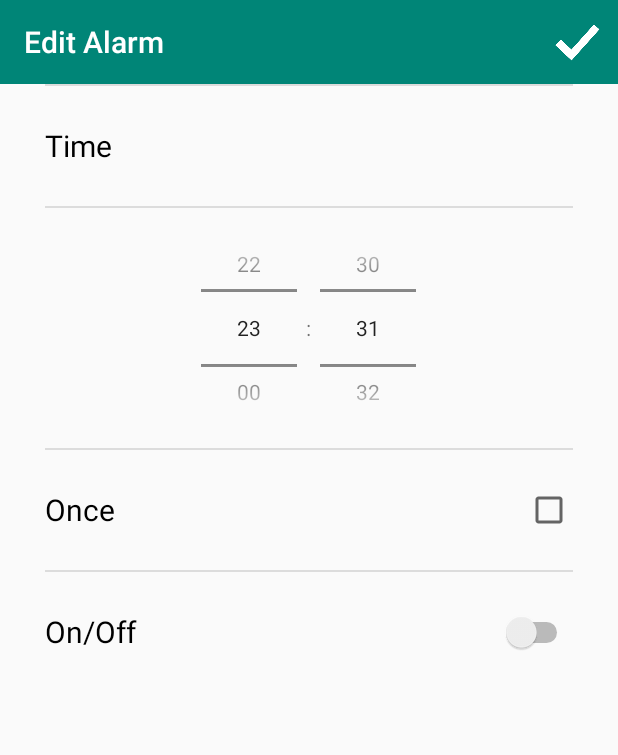
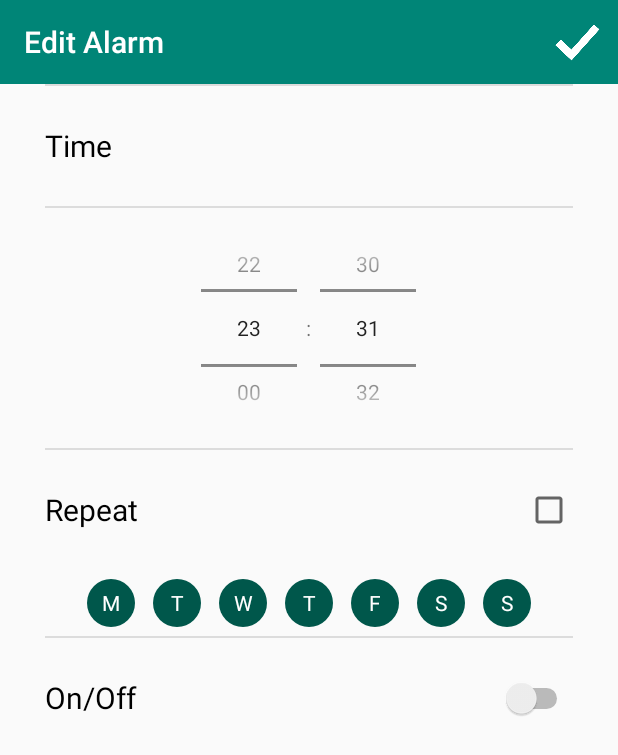
Before and after one commit to 95seregaK/Alarmus, an Android app: the EditAlarmActivity screen opened directly, with no data from a screen before it, on a phone screen of 412 x 824 dp. Shown: the top 755 px of the screen. Run offline under Robolectric (Android 15) with nearby library versions, the phone set to English and light mode, and no system bars; libraries missing offline, so code that uses them is left out: com.wefika.horizontalpicker; 18 statements that could not run were skipped.

Commit message:
Merge remote-tracking branch 'origin/master' into master

```diff
--- a/app/build.gradle
+++ b/app/build.gradle
@@ -29,14 +29,14 @@ dependencies {
     implementation 'com.moodysalem:LatLongToTimezoneMaven:1.2'
     implementation fileTree(dir: 'libs', include: ['*.jar'])
     implementation 'androidx.appcompat:appcompat:1.2.0'
-    implementation 'androidx.constraintlayout:constraintlayout:2.0.1'
+    implementation 'androidx.constraintlayout:constraintlayout:2.0.2'
     implementation 'org.osmdroid:osmdroid-android:6.1.8'
     implementation 'com.github.MKergall:osmbonuspack:6.6.0'
-    implementation 'com.google.android.material:material:1.0.0-alpha1'
+    implementation 'com.google.android.material:material:1.3.0-alpha03'
     implementation 'com.afollestad:aesthetic:0.7.2'
     implementation 'io.reactivex.rxjava2:rxjava:2.2.6'
     implementation 'com.google.android.material:material:1.2.1'
-    implementation 'com.google.android.gms:play-services-location:17.0.0'
+    implementation 'com.google.android.gms:play-services-location:17.1.0'
     implementation 'androidx.coordinatorlayout:coordinatorlayout:1.1.0'
     implementation 'com.wefika:horizontal-picker:1.1.1'
     testImplementation 'junit:junit:4.13'
--- a/app/src/main/java/com/siarhei/alarmus/activities/EditAlarmActivity.java
+++ b/app/src/main/java/com/siarhei/alarmus/activities/EditAlarmActivity.java
@@ -3,6 +3,7 @@ package com.siarhei.alarmus.activities;
 import android.app.TimePickerDialog;
 import android.content.Intent;
 import android.os.Bundle;
+import android.util.Log;
 import android.view.View;
 import android.widget.CheckBox;
 import android.widget.CompoundButton;
@@ -19,10 +20,11 @@ import androidx.appcompat.app.AppCompatActivity;
 import androidx.appcompat.widget.Toolbar;
 
 import com.siarhei.alarmus.R;
-import com.siarhei.alarmus.data.AlarmData;
+import com.siarhei.alarmus.data.Alarm;
 import com.siarhei.alarmus.data.AlarmPreferences;
 import com.siarhei.alarmus.data.SunAlarm;
 import com.siarhei.alarmus.sun.SunInfo;
+import com.siarhei.alarmus.views.CircleCheckBox;
 import com.siarhei.alarmus.views.DelayPicker;
 
 import java.util.Calendar;
@@ -39,13 +41,13 @@ public class EditAlarmActivity extends AppCompatActivity implements CompoundButt
     private TextView timeView;
     private TextView locationView;
     private Switch alarmSwitch;
-    private AlarmData currentAlarm;
+    private Alarm currentAlarm;
     private TimePicker timePicker;
     public AlarmPreferences preferences;
     private ImageButton plusBtn;
     private ImageButton minusBtn;
     private ImageButton saveBtn;
-    private CheckBox onceChk;
+    private CheckBox repeatChk;
     private RadioGroup radioSunMode;
     private RadioButton radioSunrise;
     private RadioButton radioSunset;
@@ -53,11 +55,12 @@ public class EditAlarmActivity extends AppCompatActivity implements CompoundButt
     private double lat;
     private double lon;
     private int alarm_type;
+    private CircleCheckBox checkDay1, checkDay2, checkDay3, checkDay4, checkDay5, checkDay6, checkDay7;
 
     @Override
     protected void onCreate(Bundle savedInstanceState) {
         super.onCreate(savedInstanceState);
-        setContentView(R.layout.activity_add_alarm);
+        setContentView(R.layout.activity_edit_alarm);
         Toolbar toolbar = (Toolbar) findViewById(R.id.add_alarm_toolbar);
         setSupportActionBar(toolbar);
 
@@ -65,34 +68,44 @@ public class EditAlarmActivity extends AppCompatActivity implements CompoundButt
         timeView = (TextView) findViewById(R.id.timeView);
         locationView = (TextView) findViewById(R.id.btn_location);
         timePicker = (TimePicker) findViewById(R.id.timePicker);
-        onceChk = (CheckBox) findViewById(R.id.onceCheck);
+        repeatChk = (CheckBox) findViewById(R.id.repeatCheck);
         saveBtn = (ImageButton) findViewById(R.id.save_button);
         radioSunMode = (RadioGroup) findViewById(R.id.radioSunMode);
         radioSunrise = (RadioButton) findViewById(R.id.radioSunrise);
         radioSunset = (RadioButton) findViewById(R.id.radioSunset);
         delayPicker = (DelayPicker) findViewById(R.id.delay_picker);
-
+        checkDay1 = (CircleCheckBox) findViewById(R.id.check_day1);
+        checkDay2 = (CircleCheckBox) findViewById(R.id.check_day2);
+        checkDay3 = (CircleCheckBox) findViewById(R.id.check_day3);
+        checkDay4 = (CircleCheckBox) findViewById(R.id.check_day4);
+        checkDay5 = (CircleCheckBox) findViewById(R.id.check_day5);
+        checkDay6 = (CircleCheckBox) findViewById(R.id.check_day6);
+        checkDay7 = (CircleCheckBox) findViewById(R.id.check_day7);
 
         timePicker.setIs24HourView(true);
         //plusBtn.setOnClickListener(this);
         //minusBtn.setOnClickListener(this);
+        repeatChk.setOnCheckedChangeListener(this);
         saveBtn.setOnClickListener(this);
         locationView.setOnClickListener(this);
 
         preferences = AlarmPreferences.getInstance(this);
-        currentAlarm = (AlarmData) getIntent().getParcelableExtra(MainActivity.ALARM_EDITING);
+        currentAlarm = (Alarm) getIntent().getParcelableExtra(MainActivity.ALARM_EDITING);
         Toast.makeText(getApplicationContext(), currentAlarm.getId() + "",
                 Toast.LENGTH_SHORT).show();
         alarm_type = (currentAlarm instanceof SunAlarm) ?
                 AlarmPreferences.SUN_TYPE : AlarmPreferences.SIMPLE_TYPE;
         updateView(alarm_type);
-
+        Log.d("WEEK", AlarmPreferences.toInteger(
+                new boolean[]{false, false, false, true, false, false, false}) + " day of week");
         //alarmSwitch.setOnCheckedChangeListener(this);
     }
 
     @Override
     public void onCheckedChanged(CompoundButton compoundButton, boolean b) {
-
+        if (compoundButton.getId() == R.id.repeatCheck) {
+            findViewById(R.id.view_week).setVisibility(b ? View.VISIBLE : View.GONE);
+        }
     }
 
     @Override
@@ -129,8 +142,12 @@ public class EditAlarmActivity extends AppCompatActivity implements CompoundButt
     private void save() {
         currentAlarm.setEnable(alarmSwitch.isChecked());
         currentAlarm.setTime(timePicker.getCurrentHour(), timePicker.getCurrentMinute());
-        currentAlarm.setOnce(onceChk.isChecked());
+        currentAlarm.setRepeat(repeatChk.isChecked());
+        boolean days[] = {checkDay1.isChecked(), checkDay2.isChecked(), checkDay3.isChecked(),
+                checkDay4.isChecked(), checkDay5.isChecked(), checkDay6.isChecked(), checkDay7.isChecked()};
+        currentAlarm.setDays(days);
         currentAlarm.cancelAlarm(this);
+
         if (currentAlarm.isEnabled()) currentAlarm.setAlarm(this);
         preferences.writeAlarm(currentAlarm);
         //Toast.makeText(this, "Будильник!!!", Toast.LENGTH_SHORT).show();
@@ -186,10 +203,22 @@ public class EditAlarmActivity extends AppCompatActivity implements CompoundButt
         }
 
         alarmSwitch.setChecked(currentAlarm.isEnabled());
-        onceChk.setChecked(currentAlarm.isOnce());
+        repeatChk.setChecked(currentAlarm.isRepeat());
+        setDays();
+        findViewById(R.id.view_week).setVisibility(currentAlarm.isRepeat() ? View.VISIBLE : View.GONE);
         timePicker.setCurrentHour(currentAlarm.getHour());
         timePicker.setCurrentMinute(currentAlarm.getMinute());
         timeView.setText(currentAlarm.toString());
     }
 
+    private void setDays() {
+        checkDay1.setChecked(currentAlarm.getDays()[0]);
+        checkDay2.setChecked(currentAlarm.getDays()[1]);
+        checkDay3.setChecked(currentAlarm.getDays()[2]);
+        checkDay4.setChecked(currentAlarm.getDays()[3]);
+        checkDay5.setChecked(currentAlarm.getDays()[4]);
+        checkDay6.setChecked(currentAlarm.getDays()[5]);
+        checkDay7.setChecked(currentAlarm.getDays()[6]);
+    }
+
 }
--- a/app/src/main/java/com/siarhei/alarmus/data/SunAlarm.java
+++ b/app/src/main/java/com/siarhei/alarmus/data/SunAlarm.java
@@ -6,7 +6,7 @@ import com.siarhei.alarmus.sun.SunInfo;
 
 import java.util.Calendar;
 
-public class SunAlarm extends AlarmData {
+public class SunAlarm extends Alarm {
     public static final int MODE_SUNRISE = 1;
     public static final int MODE_SUNSET = 2;
     public static final Creator<SunAlarm> CREATOR = new Creator<SunAlarm>() {
@@ -24,7 +24,7 @@ public class SunAlarm extends AlarmData {
     protected double latitude;
     protected double longitude;
 
-    protected SunAlarm(Parcel in) {
+    public SunAlarm(Parcel in) {
         super(in);
         sunMode = in.readInt();
         latitude = in.readDouble();
--- a/app/src/main/java/com/siarhei/alarmus/receivers/AlarmReceiver.java
+++ b/app/src/main/java/com/siarhei/alarmus/receivers/AlarmReceiver.java
@@ -6,7 +6,7 @@ import android.content.Context;
 import android.content.Intent;
 
 import com.siarhei.alarmus.activities.EditAlarmActivity;
-import com.siarhei.alarmus.data.AlarmData;
+import com.siarhei.alarmus.data.Alarm;
 
 public class AlarmReceiver extends BroadcastReceiver {
     private NotificationManager nm;
@@ -33,7 +33,7 @@ public class AlarmReceiver extends BroadcastReceiver {
         alarmIntent.setAction(intent.getAction());*/
 
         Intent alarmIntent = new Intent("android.intent.action.ALARM");
-        alarmIntent.putExtra(AlarmData.ID, intent.getIntExtra(EditAlarmActivity.ID, 0));
+        alarmIntent.putExtra(Alarm.ID, intent.getIntExtra(EditAlarmActivity.ID, 0));
         context.startActivity(alarmIntent);
 
     }
--- a/app/src/main/java/com/siarhei/alarmus/receivers/BootReceiver.java
+++ b/app/src/main/java/com/siarhei/alarmus/receivers/BootReceiver.java
@@ -5,7 +5,7 @@ import android.content.Context;
 import android.content.Intent;
 import android.widget.Toast;
 
-import com.siarhei.alarmus.data.AlarmData;
+import com.siarhei.alarmus.data.Alarm;
 import com.siarhei.alarmus.data.AlarmPreferences;
 
 import java.util.List;
@@ -15,8 +15,8 @@ public class BootReceiver extends BroadcastReceiver {
     public void onReceive(Context context, Intent intent) {
         Toast.makeText(context, "BOOT! " + toString(), Toast.LENGTH_LONG).show();
         AlarmPreferences preferences = AlarmPreferences.getInstance(context);
-        List<AlarmData> alarms = preferences.readAllAlarms();
-        for (AlarmData alarm : alarms) {
+        List<Alarm> alarms = preferences.readAllAlarms();
+        for (Alarm alarm : alarms) {
             if(alarm.isEnabled())alarm.setAlarm(context);
         }
     }
--- /dev/null
+++ b/app/src/main/java/com/siarhei/alarmus/views/CircleCheckBox.java
@@ -0,0 +1,71 @@
+package com.siarhei.alarmus.views;
+
+import android.content.Context;
+import android.util.AttributeSet;
+import android.view.Gravity;
+import android.view.View;
+
+import androidx.annotation.Nullable;
+
+import com.siarhei.alarmus.R;
+
+public class CircleCheckBox extends androidx.appcompat.widget.AppCompatTextView
+        implements View.OnClickListener {
+    private boolean checked;
+    private OnCheckedChangeListener onCheckedChangeListener;
+
+    public CircleCheckBox(Context context) {
+        super(context);
+        init();
+    }
+
+    public CircleCheckBox(Context context, @Nullable AttributeSet attrs) {
+        super(context, attrs);
+        init();
+    }
+
+    public CircleCheckBox(Context context, @Nullable AttributeSet attrs, int defStyleAttr) {
+        super(context, attrs, defStyleAttr);
+        init();
+    }
+
+    public void init() {
+        setOnClickListener(this);
+        setChecked(true);
+        setGravity(Gravity.CENTER);
+    }
+
+    public boolean isChecked() {
+        return checked;
+    }
+
+    public void setChecked(boolean b) {
+        if (b) {
+            setBackground(getResources().getDrawable(R.drawable.circle_check_checked));
+            setTextColor(getResources().getColor(R.color.color_text_circle_check_checked));
+        } else {
+            setBackground(getResources().getDrawable(R.drawable.circle_check_unchecked));
+            setTextColor(getResources().getColor(R.color.color_text_circle_check_unchecked));
+        }
+        this.checked = b;
+        if (onCheckedChangeListener != null) onCheckedChangeListener.onCheckedChanged(this, b);
+    }
+
+    @Override
+    public void onClick(View v) {
+        if (checked) setChecked(false);
+        else setChecked(true);
+    }
+
+    public OnCheckedChangeListener getOnCheckedChangeListener() {
+        return onCheckedChangeListener;
+    }
+
+    public void setOnCheckedChangeListener(OnCheckedChangeListener onCheckedChangeListener) {
+        this.onCheckedChangeListener = onCheckedChangeListener;
+    }
+
+    public interface OnCheckedChangeListener {
+        public void onCheckedChanged(CircleCheckBox view, boolean checked);
+    }
+}
--- /dev/null
+++ b/app/src/main/res/drawable/circle_check_checked.xml
@@ -0,0 +1,8 @@
+<?xml version="1.0" encoding="utf-8"?>
+<selector xmlns:android="http://schemas.android.com/apk/res/android">
+    <item android:state_pressed="false">
+        <shape android:shape="oval">
+            <solid android:color="@color/color_circle_check_checked"/>
+        </shape>
+    </item>
+</selector>
--- /dev/null
+++ b/app/src/main/res/drawable/circle_check_unchecked.xml
@@ -0,0 +1,8 @@
+<?xml version="1.0" encoding="utf-8"?>
+<selector xmlns:android="http://schemas.android.com/apk/res/android">
+    <item android:state_pressed="false">
+        <shape android:shape="oval">
+            <solid android:color="@color/color_circle_check_unchecked"/>
+        </shape>
+    </item>
+</selector>
--- a/app/src/main/res/layout/activity_add_alarm.xml
+++ b/app/src/main/res/layout/activity_edit_alarm.xml
@@ -117,13 +117,68 @@
                     android:background="?android:attr/listDivider" />
 
                 <CheckBox
-                    android:id="@+id/onceCheck"
+                    android:id="@+id/repeatCheck"
                     android:layout_width="match_parent"
                     android:layout_height="@dimen/default_height"
                     android:layoutDirection="rtl"
-                    android:text="Once"
+                    android:text="Repeat"
                     android:textSize="@dimen/add_alarm_text_size" />
+                <LinearLayout
+                    android:id="@+id/view_week"
+                    android:layout_width="match_parent"
+                    android:layout_height="wrap_content"
+                    android:gravity="center"
+                    android:orientation="horizontal">
 
+                    <com.siarhei.alarmus.views.CircleCheckBox
+                        android:id="@+id/check_day1"
+                        android:layout_width="@dimen/text_check_size"
+                        android:layout_height="@dimen/text_check_size"
+                        android:layout_margin="@dimen/text_check_margin"
+                        android:text="M" />
+
+                    <com.siarhei.alarmus.views.CircleCheckBox
+                        android:id="@+id/check_day2"
+                        android:layout_width="@dimen/text_check_size"
+                        android:layout_height="@dimen/text_check_size"
+                        android:layout_margin="@dimen/text_check_margin"
+                        android:text="T" />
+
+                    <com.siarhei.alarmus.views.CircleCheckBox
+                        android:id="@+id/check_day3"
+                        android:layout_width="@dimen/text_check_size"
+                        android:layout_height="@dimen/text_check_size"
+                        android:layout_margin="@dimen/text_check_margin"
+                        android:text="W" />
+
+                    <com.siarhei.alarmus.views.CircleCheckBox
+                        android:id="@+id/check_day4"
+                        android:layout_width="@dimen/text_check_size"
+                        android:layout_height="@dimen/text_check_size"
+                        android:layout_margin="@dimen/text_check_margin"
+                        android:text="T" />
+
+                    <com.siarhei.alarmus.views.CircleCheckBox
+                        android:id="@+id/check_day5"
+                        android:layout_width="@dimen/text_check_size"
+                        android:layout_height="@dimen/text_check_size"
+                        android:layout_margin="@dimen/text_check_margin"
+                        android:text="F" />
+
+                    <com.siarhei.alarmus.views.CircleCheckBox
+                        android:id="@+id/check_day6"
+                        android:layout_width="@dimen/text_check_size"
+                        android:layout_height="@dimen/text_check_size"
+                        android:layout_margin="@dimen/text_check_margin"
+                        android:text="S" />
+
+                    <com.siarhei.alarmus.views.CircleCheckBox
+                        android:id="@+id/check_day7"
+                        android:layout_width="@dimen/text_check_size"
+                        android:layout_height="@dimen/text_check_size"
+                        android:layout_margin="@dimen/text_check_margin"
+                        android:text="S"/>
+                </LinearLayout>
                 <View
                     android:layout_width="match_parent"
                     android:layout_height="1dp"
@@ -137,6 +192,7 @@
                     android:textSize="@dimen/add_alarm_text_size" />
 
 
+
             </LinearLayout>
 
         </RelativeLayout>
--- a/app/src/main/res/layout/alarm_row.xml
+++ b/app/src/main/res/layout/alarm_row.xml
@@ -13,7 +13,7 @@
         android:clickable="true"
         android:foreground="?selectableItemBackground"
         android:orientation="horizontal"
-     android:padding="@dimen/toolbar_button_margin">
+        android:padding="@dimen/toolbar_button_margin">
 
         <TextView
             android:id="@+id/row_time"
--- a/app/src/main/res/values/colors.xml
+++ b/app/src/main/res/values/colors.xml
@@ -8,12 +8,16 @@
     <color name="white">#FFFFFF</color>
     <color name="progressClr">#00FFFFFF</color>
     <color name="alarmBckg">#A11CD535</color>
-    <color name="colorAlarmEnable">#000000</color>
+    <color name="colorAlarmEnable">@color/colorPrimaryDark</color>
     <color name="colorAlarmDisable">#757575</color>
     <color name="colorTransparent">#00FFFFFF</color>
     <color name="info_color_text">#FFFFFF</color>
     <color name="info_color_active">#FFE600</color>
     <color name="info_color_passive">#AAAAAA</color>
     <color name="colorHalfTransparent">#85191919</color>
+    <color name="color_circle_check_checked">@color/colorPrimaryDark</color>
+    <color name="color_circle_check_unchecked">#00000000</color>
+    <color name="color_text_circle_check_checked">#FFFFFF</color>
+    <color name="color_text_circle_check_unchecked">#888888</color>
 
 </resources>
--- a/app/src/main/res/values/strings.xml
+++ b/app/src/main/res/values/strings.xml
@@ -4,7 +4,7 @@
     <string name="dialog_title">Будидльник</string>
     <string name="ok">OK</string>
     <string name="once">once</string>
-    <string name="every_day">every day</string>
+    <string name="repeat">repeat</string>
     <string name="cancel">CANCEL</string>
     <string name="alarm_deleted">Будильник удален!</string>
     <string name="save_alarm">Save</string>
--- a/app/src/main/res/values/values.xml
+++ b/app/src/main/res/values/values.xml
@@ -11,8 +11,8 @@
     <dimen name="toolbar_button_margin">8dp</dimen>
     <dimen name="info_window_button_margin">16dp</dimen>
     <dimen name="info_window_margin">16dp</dimen>
-    <dimen name="row_text_size_max">18dp</dimen>
-    <dimen name="row_text_size_medium">14dp</dimen>
+    <dimen name="row_text_size_max">22dp</dimen>
+    <dimen name="row_text_size_medium">16dp</dimen>
     <dimen name="toolbar_height">50dp</dimen>
     <dimen name="info_window_toolbar_height">40dp</dimen>
     <dimen name="toolbar_text_size">26dp</dimen>
@@ -20,5 +20,7 @@
     <dimen name="circle_btn_margin">40dp</dimen>
     <dimen name="sun_alarm_btn_size">84dp</dimen>
     <dimen name="simple_alarm_btn_size">74dp</dimen>
-    <dimen name="delay_picker_size">32sp</dimen>
+    <dimen name="delay_picker_size">28sp</dimen>
+    <dimen name="text_check_size">32dp</dimen>
+    <dimen name="text_check_margin">6dp</dimen>
 </resources>
```
Also changed, not shown: app/src/main/java/com/siarhei/alarmus/activities/AlarmActivity.java (+4 -6 lines), app/src/main/java/com/siarhei/alarmus/activities/MainActivity.java (+7 -8 lines), app/src/main/java/com/siarhei/alarmus/data/Alarm.java (renamed from app/src/main/java/com/siarhei/alarmus/data/AlarmData.java, +47 -27 lines), app/src/main/java/com/siarhei/alarmus/data/AlarmPreferences.java (+33 -15 lines), app/src/main/java/com/siarhei/alarmus/data/SimpleAlarm.java (deleted, +0 -27 lines), app/src/main/java/com/siarhei/alarmus/map/FloatingLinearLayout.java (deleted, +0 -62 lines), app/src/main/java/com/siarhei/alarmus/views/AlarmRecyclerAdapter.java (+7 -9 lines).
